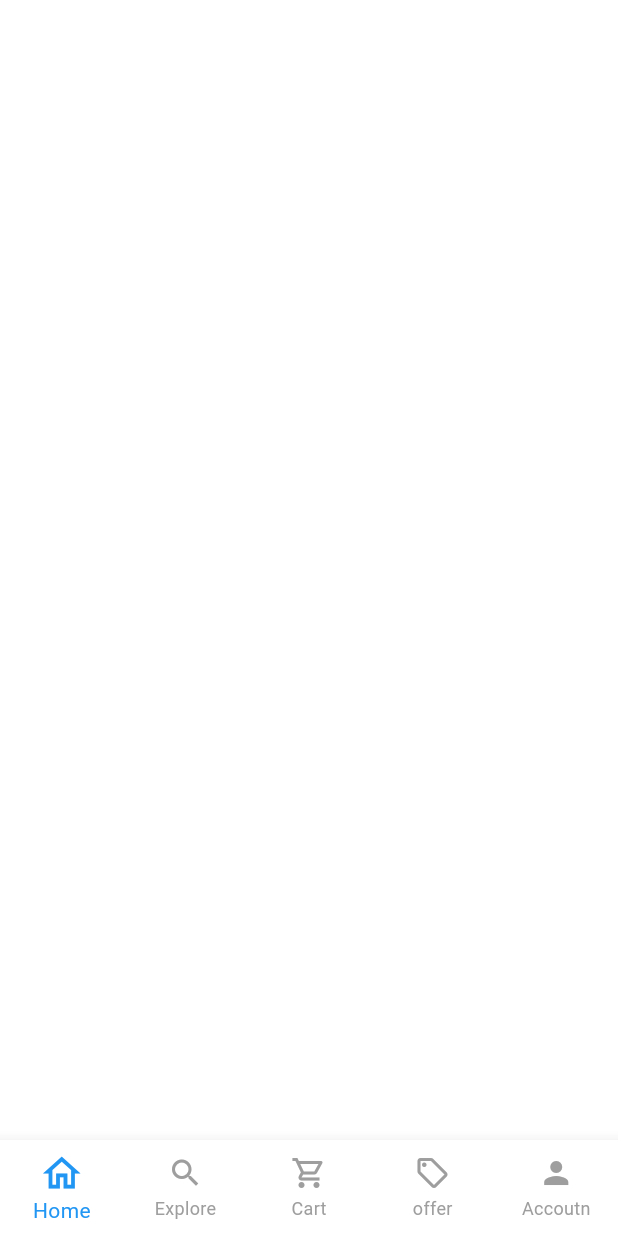
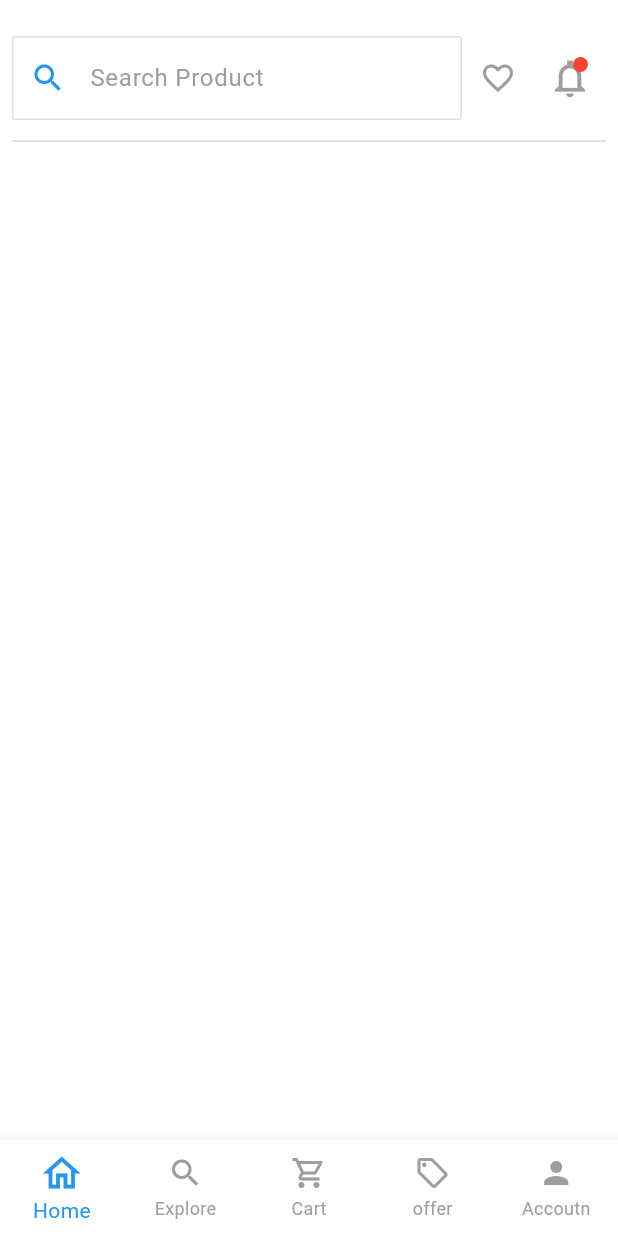
Before and after one commit to MahmoudKatr/e_commerce_app, a Flutter app: the screen it shows after launch, after a tap on "Sign In", on a phone screen of 412 x 824 dp. Run offline on Flutter 3.47's test engine with Material 3 defaults, Android fonts, the phone set to English and light mode, and no system bars; our stand-ins replace bloc, dio, flutter_bloc.

Commit message:
Adding Custom AppBar ✅

```diff
--- /dev/null
+++ b/lib/components/custom_appbar.dart
@@ -0,0 +1,52 @@
+import 'package:ecommerce_app/components/custom_text_form_field.dart';
+import 'package:flutter/material.dart';
+
+class CustomAppBar extends StatelessWidget {
+  const CustomAppBar({
+    super.key,
+  });
+
+  @override
+  Widget build(BuildContext context) {
+    return Row(
+      children: [
+        const Expanded(
+          child: CustomTextFormField(
+            hintText: 'Search Product',
+            prefix: Icons.search,
+            prefixIconColor: Colors.blue,
+          ),
+        ),
+        IconButton(
+            icon: const Icon(
+              Icons.favorite_border_outlined,
+              color: Colors.grey,
+            ),
+            onPressed: () {}),
+        Stack(
+          children: [
+            IconButton(
+                icon: const Icon(
+                  Icons.notifications_none_sharp,
+                  color: Colors.grey,
+                  size: 30,
+                ),
+                onPressed: () {}),
+            Positioned(
+              right: 12,
+              top: 10,
+              child: Container(
+                width: 10,
+                height: 10,
+                decoration: const BoxDecoration(
+                  color: Colors.red,
+                  shape: BoxShape.circle,
+                ),
+              ),
+            )
+          ],
+        ),
+      ],
+    );
+  }
+}
--- a/lib/components/custom_text_form_field.dart
+++ b/lib/components/custom_text_form_field.dart
@@ -8,18 +8,20 @@ class CustomTextFormField extends StatelessWidget {
   final IconData? prefix;
   final bool isPassword;
   final Widget? suffixIcon;
-  final TextEditingController controller;
+  final TextEditingController? controller;
+  final Color prefixIconColor;
 
   const CustomTextFormField(
       {super.key,
-      required this.controller,
+      this.controller,
       this.hintText,
       this.isPassword = false,
       this.label,
       this.onChanged,
       this.prefix,
       this.validator,
-      this.suffixIcon});
+      this.suffixIcon,
+      required this.prefixIconColor});
 
   @override
   Widget build(BuildContext context) {
@@ -41,8 +43,8 @@ class CustomTextFormField extends StatelessWidget {
           ),
           prefixIcon: prefix != null ? Icon(prefix) : null,
           suffixIcon: suffixIcon,
-          prefixIconColor: Colors.grey[400],
-          suffixIconColor: Colors.grey[400],
+          prefixIconColor: prefixIconColor,
+          suffixIconColor: Colors.grey,
           hintText: hintText,
           labelText: label,
           hintStyle: const TextStyle(color: Colors.grey),
--- a/lib/features/authentication/sign_in.dart
+++ b/lib/features/authentication/sign_in.dart
@@ -63,6 +63,7 @@ class _SignInState extends State<SignIn> {
                   height: 12,
                 ),
                 CustomTextFormField(
+                  prefixIconColor: Colors.grey.shade400,
                   validator: (value) {
                     if (value == null || value.trim().isEmpty) {
                       return 'Please enter your email address.';
@@ -80,6 +81,7 @@ class _SignInState extends State<SignIn> {
                   height: 12,
                 ),
                 CustomTextFormField(
+                  prefixIconColor: Colors.grey.shade400,
                   validator: (value) {
                     if (value == null || value.trim().isEmpty) {
                       return 'Please enter a password.';
--- a/lib/features/authentication/sign_up.dart
+++ b/lib/features/authentication/sign_up.dart
@@ -77,6 +77,7 @@ class _SignUpState extends State<SignUp> {
                       height: 12,
                     ),
                     CustomTextFormField(
+                      prefixIconColor: Colors.grey.shade400,
                       validator: (value) {
                         if (value == null || value.trim().isEmpty) {
                           return 'Please enter your full name.';
@@ -91,6 +92,7 @@ class _SignUpState extends State<SignUp> {
                       height: 12,
                     ),
                     CustomTextFormField(
+                      prefixIconColor: Colors.grey.shade400,
                       validator: (value) {
                         if (value == null || value.trim().isEmpty) {
                           return 'Please enter your email address.';
@@ -108,6 +110,7 @@ class _SignUpState extends State<SignUp> {
                       height: 12,
                     ),
                     CustomTextFormField(
+                      prefixIconColor: Colors.grey.shade400,
                       validator: (value) {
                         if (value == null || value.trim().isEmpty) {
                           return 'Please enter a password.';
@@ -145,6 +148,7 @@ class _SignUpState extends State<SignUp> {
                       height: 12,
                     ),
                     CustomTextFormField(
+                      prefixIconColor: Colors.grey.shade400,
                       validator: (value) {
                         if (value == null || value.trim().isEmpty) {
                           return 'Please confirm your password.';
--- a/lib/features/home_screen.dart
+++ b/lib/features/home_screen.dart
@@ -1,10 +1,35 @@
+import 'package:ecommerce_app/components/custom_appbar.dart';
 import 'package:flutter/material.dart';
 
-class HomeScreen extends StatelessWidget {
+class HomeScreen extends StatefulWidget {
   const HomeScreen({super.key});
 
   @override
+  State<HomeScreen> createState() => _HomeScreenState();
+}
+
+class _HomeScreenState extends State<HomeScreen> {
+  @override
   Widget build(BuildContext context) {
-    return Container();
+    return Scaffold(
+      backgroundColor: Colors.white,
+      body: SafeArea(
+        child: Padding(
+          padding: const EdgeInsets.only(top: 24, left: 8, right: 8),
+          child: Column(
+            children: [
+              const CustomAppBar(),
+              const SizedBox(
+                height: 6,
+              ),
+              Divider(
+                color: Colors.grey[350],
+                thickness: 1,
+              ),
+            ],
+          ),
+        ),
+      ),
+    );
   }
 }
```
